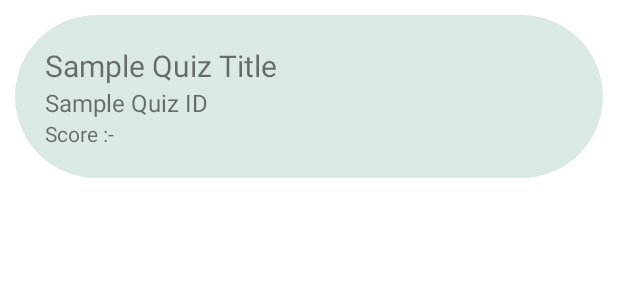
After one commit to abaditya26/QuizApplication, an Android app: the layout recycler_attempted_quiz.xml on its own in the app's theme, with its tools: preview values and no code run, on a phone screen of 412 x 824 dp. The commit adds this screen. Shown: the top 300 px of the screen. Run offline under Robolectric (Android 15) with nearby library versions, the phone set to English and light mode, and no system bars.

Commit message:
navbar setted

```diff
--- a/app/src/main/AndroidManifest.xml
+++ b/app/src/main/AndroidManifest.xml
@@ -9,7 +9,8 @@
         android:roundIcon="@mipmap/ic_launcher_round"
         android:supportsRtl="true"
         android:theme="@style/Theme.QuizApplication">
-        <activity android:name=".ScoreActivity"></activity>
+        <activity android:name=".PreviousAttemptedQuizActivity"></activity>
+        <activity android:name=".ScoreActivity" />
         <activity android:name=".QuizActivity" />
         <activity android:name=".Creator.OldQuestionsActivity" />
         <activity android:name=".Creator.CreatedQuizsActivity" />
--- a/app/src/main/java/com/aditya/quizapplication/Adapters/AdapterOptions.java
+++ b/app/src/main/java/com/aditya/quizapplication/Adapters/AdapterOptions.java
@@ -15,6 +15,7 @@ import com.aditya.quizapplication.AttemptQuizActivity;
 import com.aditya.quizapplication.Creator.CreatedQuizsActivity;
 import com.aditya.quizapplication.Models.ModelOptions;
 import com.aditya.quizapplication.Creator.NewQuizActivity;
+import com.aditya.quizapplication.PreviousAttemptedQuizActivity;
 import com.aditya.quizapplication.R;
 
 import java.util.List;
@@ -77,6 +78,11 @@ public class AdapterOptions extends RecyclerView.Adapter<AdapterOptions.MyHolder
                         yourQuiz.setFlags(Intent.FLAG_ACTIVITY_NEW_TASK);
                         ctx.startActivity(yourQuiz);
                         break;
+                    case "Previous Attempted Quiz":
+                        Intent previousQuiz = new Intent(ctx, PreviousAttemptedQuizActivity.class);
+                        previousQuiz.setFlags(Intent.FLAG_ACTIVITY_NEW_TASK);
+                        ctx.startActivity(previousQuiz);
+                        break;
                     default:
                         Toast.makeText(ctx, "No Listener defined", Toast.LENGTH_SHORT).show();
                         break;
--- a/app/src/main/java/com/aditya/quizapplication/Models/ModelAttemptedQuiz.java
+++ b/app/src/main/java/com/aditya/quizapplication/Models/ModelAttemptedQuiz.java
@@ -2,6 +2,9 @@ package com.aditya.quizapplication.Models;
 
 public class ModelAttemptedQuiz {
     private String quizId, quizName, totalQuestions, score, uid;
+
+    public ModelAttemptedQuiz() {
+    }
 
     public ModelAttemptedQuiz(String quizId, String quizName, String totalQuestions, String score, String uid) {
         this.quizId = quizId;
--- a/app/src/main/res/layout/activity_attempt_quiz.xml
+++ b/app/src/main/res/layout/activity_attempt_quiz.xml
@@ -7,7 +7,7 @@
     tools:context=".AttemptQuizActivity">
 
     <androidx.appcompat.widget.Toolbar
-        android:id="@+id/toolbar1"
+        android:id="@+id/toolbar9"
         android:layout_width="match_parent"
         android:layout_height="?attr/actionBarSize"
         android:layout_alignParentStart="true"
@@ -24,7 +24,7 @@
     <ScrollView
         android:layout_width="match_parent"
         android:layout_height="match_parent"
-        android:layout_below="@+id/toolbar1"
+        android:layout_below="@+id/toolbar9"
         android:layout_alignParentStart="true"
         android:layout_alignParentEnd="true"
         android:layout_alignParentBottom="true"
--- /dev/null
+++ b/app/src/main/res/layout/recycler_attempted_quiz.xml
@@ -0,0 +1,32 @@
+<?xml version="1.0" encoding="utf-8"?>
+<LinearLayout
+    xmlns:android="http://schemas.android.com/apk/res/android"
+    android:layout_width="match_parent"
+    android:layout_height="wrap_content"
+    android:padding="20dp"
+    android:layout_margin="10dp"
+    android:background="@drawable/background_options"
+    android:orientation="vertical">
+
+    <TextView
+        android:id="@+id/quizCreatedName"
+        android:layout_width="wrap_content"
+        android:layout_height="wrap_content"
+        android:textSize="20sp"
+        android:text="Sample Quiz Title"/>
+
+    <TextView
+        android:id="@+id/quizCreatedId"
+        android:layout_width="wrap_content"
+        android:layout_height="wrap_content"
+        android:textSize="16sp"
+        android:text="Sample Quiz ID"
+        />
+
+    <TextView
+        android:id="@+id/scoreView"
+        android:layout_width="wrap_content"
+        android:layout_height="wrap_content"
+        android:text="Score :- "/>
+
+</LinearLayout>
```
Also changed, not shown: app/src/main/java/com/aditya/quizapplication/Adapters/AdapterAttemptedQuiz.java (added, +60 -0 lines), app/src/main/java/com/aditya/quizapplication/AttemptQuizActivity.java (+8 -0 lines), app/src/main/java/com/aditya/quizapplication/PreviousAttemptedQuizActivity.java (added, +72 -0 lines), app/src/main/java/com/aditya/quizapplication/QuizActivity.java (+7 -0 lines), app/src/main/java/com/aditya/quizapplication/ScoreActivity.java (+8 -0 lines), app/src/main/res/layout/activity_previous_attempted_quiz.xml (added, +33 -0 lines).
